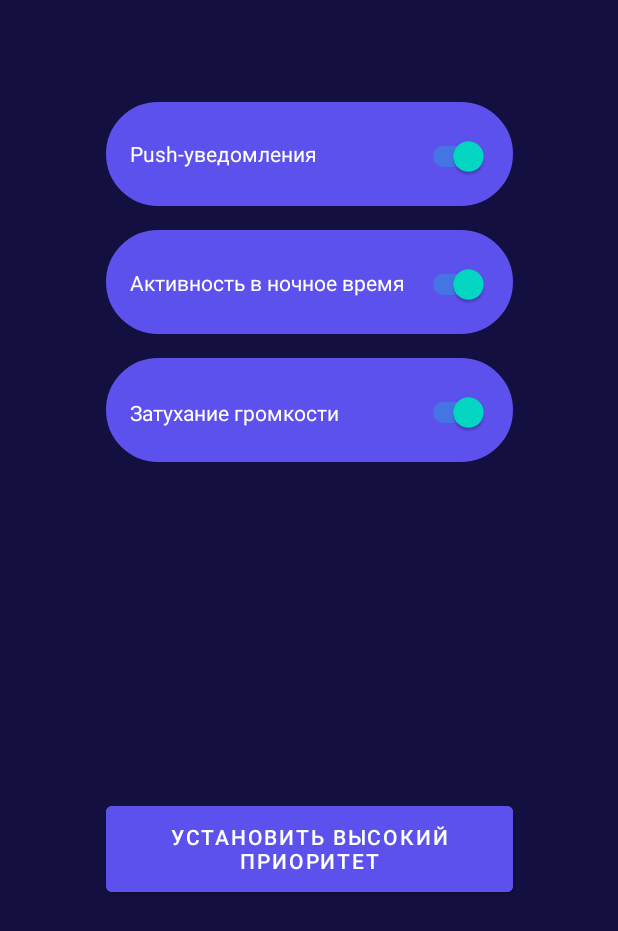
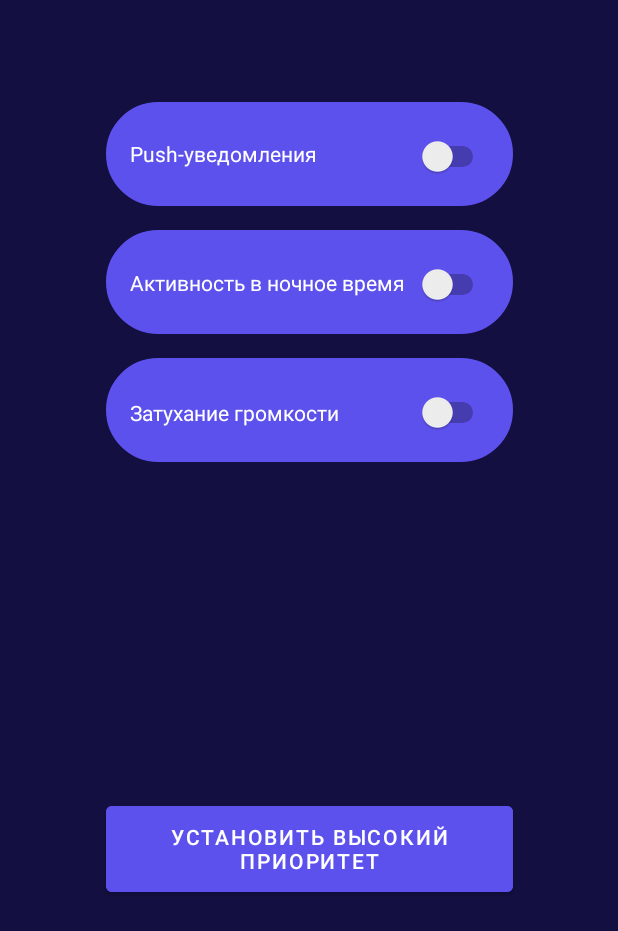
Before and after one commit to AMChumak/safety_life_and_Co, an Android app: the layout activity_settings.xml on its own in the app's theme, with its tools: preview values and no code run, on a phone screen of 412 x 824 dp. Shown: the top 931 px of the screen. Run offline under Robolectric (Android 15) with nearby library versions, the phone set to English and light mode, and no system bars.

Commit message:
запоминание свичей

```diff
--- a/app/src/main/res/layout/activity_settings.xml
+++ b/app/src/main/res/layout/activity_settings.xml
@@ -58,8 +58,7 @@
         app:layout_constraintBottom_toBottomOf="@+id/textView5"
         app:layout_constraintEnd_toEndOf="@+id/textView5"
         app:layout_constraintTop_toTopOf="@+id/textView5"
-        app:layout_constraintVertical_bias="0.531"
-        android:checked="true"/>
+        app:layout_constraintVertical_bias="0.531" />
 
     <TextView
         android:id="@+id/textView10"
@@ -94,8 +93,7 @@
         app:layout_constraintBottom_toBottomOf="@+id/textView6"
         app:layout_constraintEnd_toEndOf="@+id/textView6"
         app:layout_constraintTop_toTopOf="@+id/textView6"
-        app:layout_constraintVertical_bias="0.531"
-        android:checked="true"/>
+        app:layout_constraintVertical_bias="0.531" />
 
 
 
@@ -108,7 +106,7 @@
         app:layout_constraintEnd_toEndOf="@+id/textView8"
         app:layout_constraintTop_toTopOf="@+id/textView8"
         app:layout_constraintVertical_bias="0.531"
-        android:checked="true"/>
+        />
 
     <Button
         android:id="@+id/button"
@@ -121,7 +119,8 @@
         app:layout_constraintBottom_toBottomOf="parent"
         app:layout_constraintEnd_toEndOf="parent"
         app:layout_constraintStart_toStartOf="parent"
-        app:layout_constraintTop_toBottomOf="@+id/textView8" />
+        app:layout_constraintTop_toBottomOf="@+id/textView8"
+        />
 
     <!--
     <Button
```
Also changed, not shown: app/src/main/java/com/example/safetylife/MainActivity.kt (+28 -3 lines), app/src/main/java/com/example/safetylife/settings.kt (+23 -0 lines).
